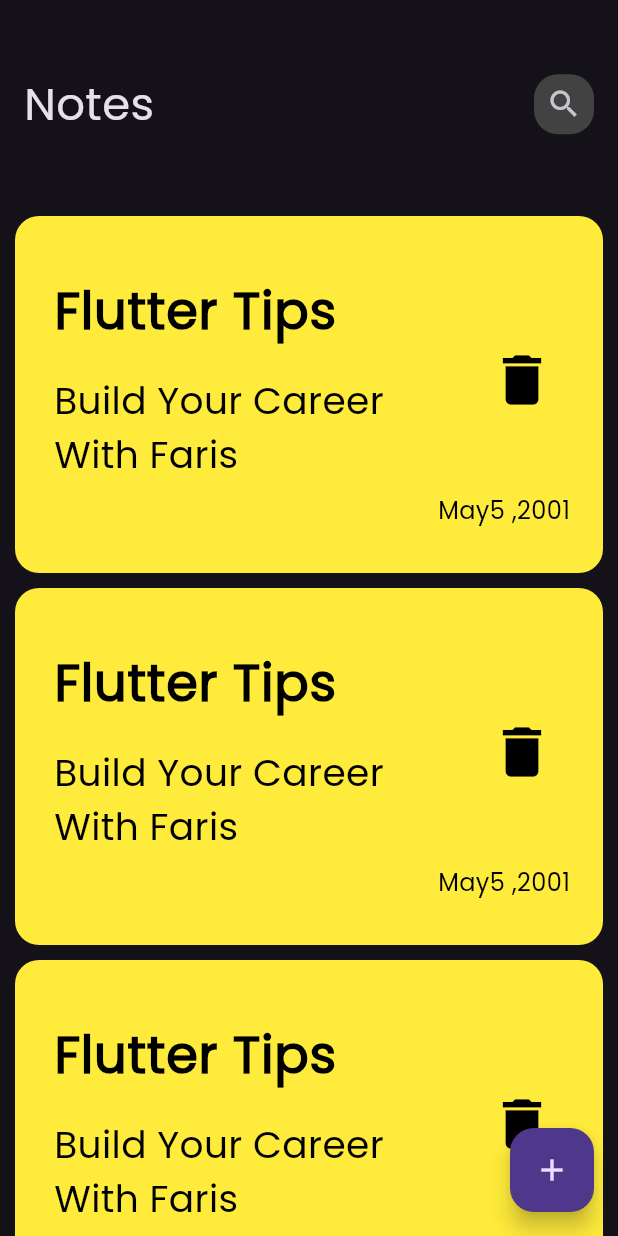
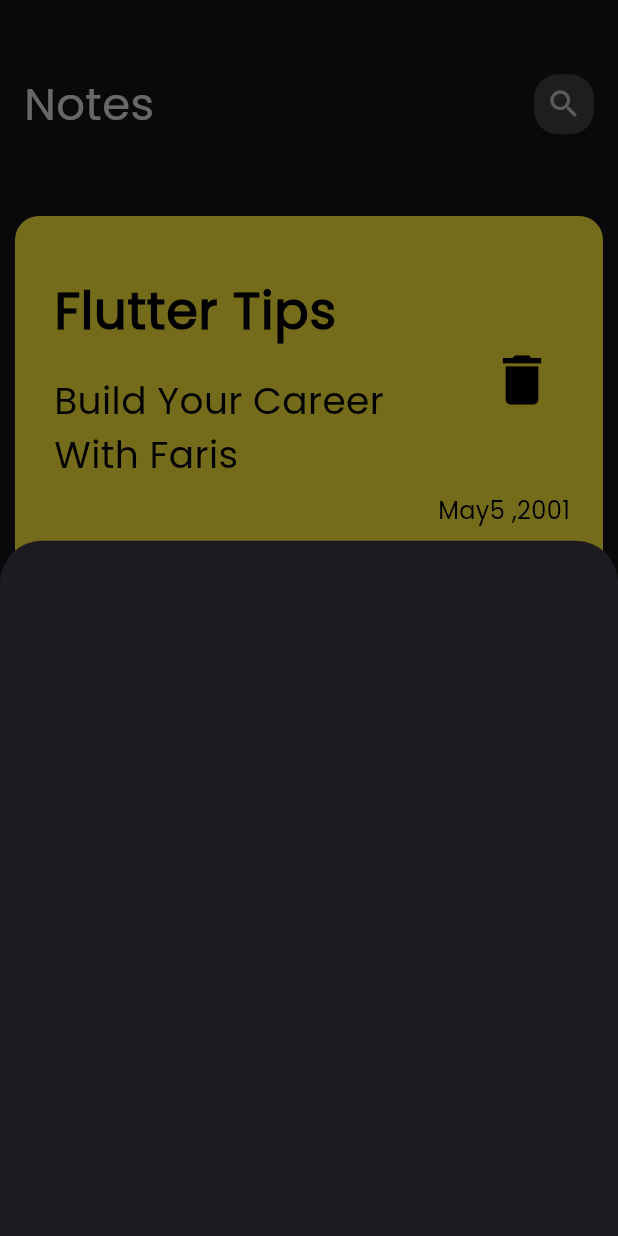
Before and after one commit to 0xFaris/notes_app, a Flutter app: the screen it shows after launch, after a tap on the "add" icon, on a phone screen of 412 x 824 dp. Run offline on Flutter 3.47's test engine with Material 3 defaults, Android fonts, the phone set to English and light mode, and no system bars.

Commit message:
add note bottom sheet

```diff
--- a/lib/views/notes_view.dart
+++ b/lib/views/notes_view.dart
@@ -1,4 +1,5 @@
 import 'package:flutter/material.dart';
+import 'package:notes_app/widgets/add_note_bottom_sheet.dart';
 import 'package:notes_app/widgets/notes_view_body.dart';
 
 class NotesView extends StatelessWidget {
@@ -8,7 +9,10 @@ class NotesView extends StatelessWidget {
   Widget build(BuildContext context) {
     return Scaffold(
       floatingActionButton: FloatingActionButton(
-        onPressed: () {},
+        onPressed: () {
+          showModalBottomSheet(
+              context: context, builder: (context) => AddNoteBottomSheet());
+        },
         child: const Icon(Icons.add),
       ),
       body: NotesViewBody(),
--- /dev/null
+++ b/lib/widgets/add_note_bottom_sheet.dart
@@ -0,0 +1,10 @@
+import 'package:flutter/material.dart';
+
+class AddNoteBottomSheet extends StatelessWidget {
+  const AddNoteBottomSheet({super.key});
+
+  @override
+  Widget build(BuildContext context) {
+    return Container();
+  }
+}
--- a/lib/widgets/notes_list_view.dart
+++ b/lib/widgets/notes_list_view.dart
@@ -7,6 +7,7 @@ class NotesItemListView extends StatelessWidget {
   @override
   Widget build(BuildContext context) {
     return ListView.builder(
+      padding: EdgeInsets.zero,
       itemCount: 10,
       itemBuilder: (context, index) {
         return Padding(
```
